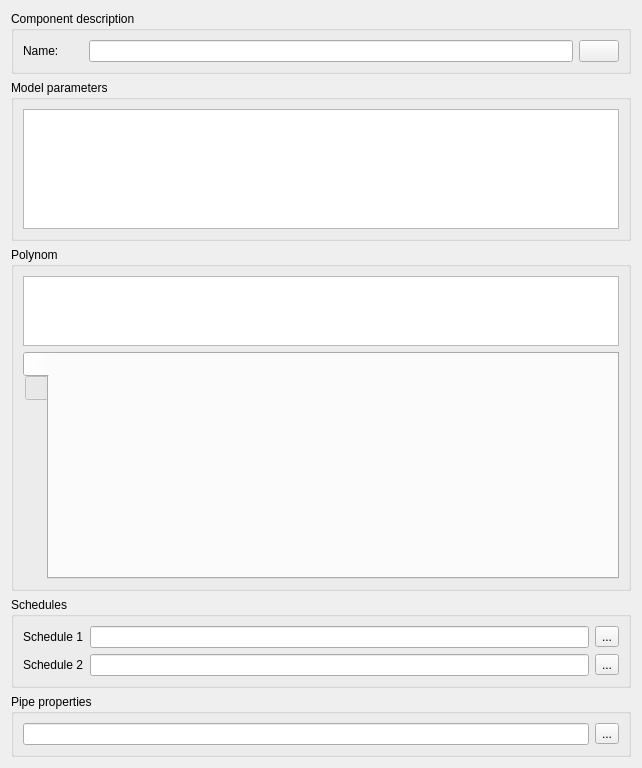
First picture: the form in SIM-VICUS/src/SVNetworkComponentEditWidget.ui, repository Brockaaa/SIM-VICUS, before the edit.
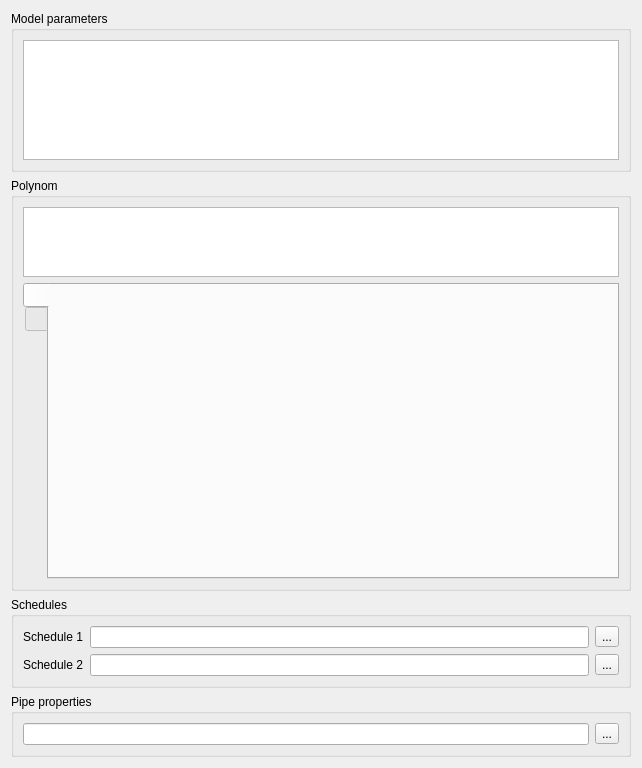
Second picture: the form after the edit. Custom widgets are drawn as their Qt base class.

Commit message: several bugfixes, removed component name from SVNetworkComponentEditWidget, added dialog and button to change name of component in toolbox

What changed in the file:
```diff
--- a/SIM-VICUS/src/SVNetworkComponentEditWidget.ui
+++ b/SIM-VICUS/src/SVNetworkComponentEditWidget.ui
@@ -14,41 +14,6 @@
    <string>Form</string>
   </property>
   <layout class="QVBoxLayout" name="verticalLayout">
-   <item>
-    <widget class="QGroupBox" name="groupBox">
-     <property name="title">
-      <string>Component description</string>
-     </property>
-     <layout class="QGridLayout" name="gridLayout">
-      <item row="0" column="0">
-       <widget class="QLabel" name="labelDisplayName">
-        <property name="minimumSize">
-         <size>
-          <width>60</width>
-          <height>0</height>
-         </size>
-        </property>
-        <property name="text">
-         <string>Name:</string>
-        </property>
-       </widget>
-      </item>
-      <item row="0" column="1">
-       <widget class="QtExt::LanguageStringEditWidget1" name="lineEditName"/>
-      </item>
-      <item row="0" column="2">
-       <widget class="QtExt::ColorButton" name="pushButtonColor">
-        <property name="sizePolicy">
-         <sizepolicy hsizetype="Fixed" vsizetype="Fixed">
-          <horstretch>0</horstretch>
-          <verstretch>0</verstretch>
-         </sizepolicy>
-        </property>
-       </widget>
-      </item>
-     </layout>
-    </widget>
-   </item>
    <item>
     <widget class="QGroupBox" name="groupBoxModelParameters">
      <property name="title">
@@ -238,17 +203,6 @@
    <header>qwt_plot.h</header>
    <container>1</container>
   </customwidget>
-  <customwidget>
-   <class>QtExt::ColorButton</class>
-   <extends>QPushButton</extends>
-   <header location="global">QtExt_ColorButton.h</header>
-  </customwidget>
-  <customwidget>
-   <class>QtExt::LanguageStringEditWidget1</class>
-   <extends>QLineEdit</extends>
-   <header location="global">QtExt_LanguageStringEditWidget1.h</header>
-   <container>1</container>
-  </customwidget>
  </customwidgets>
  <resources/>
  <connections/>
```
The commit also changes 5 other files.
